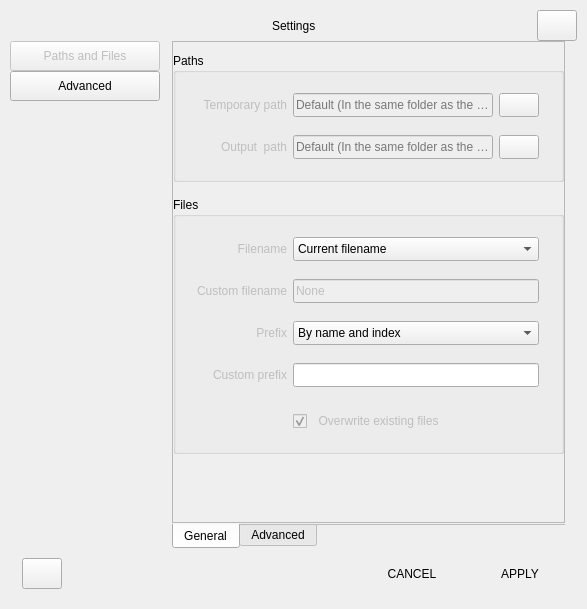
Above: app/settings.ui from CineEncoder/cine-encoder before the change. Below: the same form after it.
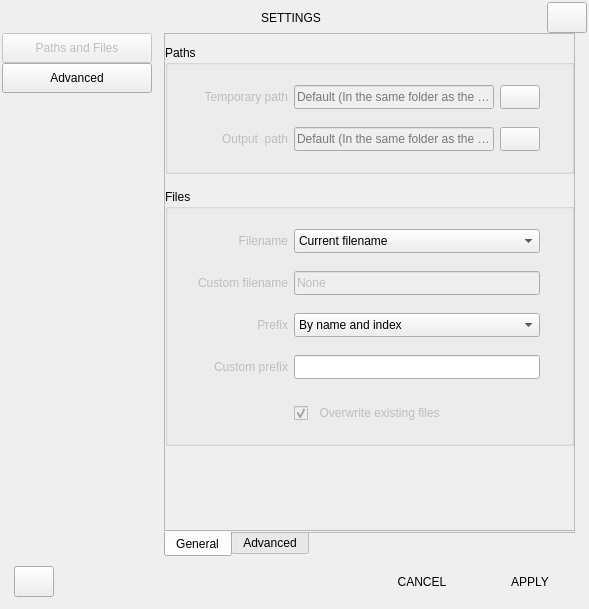
That is the form after the change. Icons and pictures are not drawn.

Diff of the .ui file:
```diff
--- a/app/settings.ui
+++ b/app/settings.ui
@@ -1,64 +1,42 @@
 <?xml version="1.0" encoding="UTF-8"?>
 <ui version="4.0">
  <class>Settings</class>
- <widget class="QDialog" name="Settings">
+ <widget class="QWidget" name="Settings">
   <property name="geometry">
    <rect>
     <x>0</x>
     <y>0</y>
-    <width>587</width>
+    <width>589</width>
     <height>609</height>
    </rect>
   </property>
-  <property name="minimumSize">
-   <size>
-    <width>587</width>
-    <height>500</height>
-   </size>
-  </property>
-  <property name="maximumSize">
-   <size>
-    <width>3840</width>
-    <height>2160</height>
-   </size>
-  </property>
-  <property name="cursor">
-   <cursorShape>ArrowCursor</cursorShape>
-  </property>
-  <property name="mouseTracking">
-   <bool>true</bool>
-  </property>
-  <property name="tabletTracking">
-   <bool>true</bool>
-  </property>
   <property name="windowTitle">
-   <string>Settings</string>
-  </property>
-  <property name="windowIcon">
-   <iconset resource="files.qrc">
-    <normaloff>:/resources/icons/svg/cine-encoder.svg</normaloff>:/resources/icons/svg/cine-encoder.svg</iconset>
-  </property>
-  <property name="locale">
-   <locale language="English" country="UnitedStates"/>
+   <string>SETTINGS</string>
   </property>
   <layout class="QGridLayout" name="gridLayout_2">
    <property name="leftMargin">
-    <number>9</number>
+    <number>1</number>
    </property>
    <property name="topMargin">
-    <number>9</number>
+    <number>1</number>
    </property>
    <property name="rightMargin">
-    <number>9</number>
+    <number>1</number>
    </property>
    <property name="bottomMargin">
-    <number>9</number>
+    <number>1</number>
    </property>
    <property name="spacing">
     <number>0</number>
    </property>
    <item row="0" column="0">
     <widget class="QWidget" name="widget_main" native="true">
+     <property name="minimumSize">
+      <size>
+       <width>587</width>
+       <height>500</height>
+      </size>
+     </property>
      <layout class="QGridLayout" name="gridLayout_3">
       <property name="leftMargin">
        <number>1</number>
@@ -1523,27 +1501,17 @@
             <property name="spacing">
              <number>0</number>
             </property>
-            <item row="1" column="4">
-             <spacer name="verticalSpacer_9">
-              <property name="orientation">
-               <enum>Qt::Vertical</enum>
-              </property>
-              <property name="sizeHint" stdset="0">
-               <size>
-                <width>20</width>
-                <height>10</height>
-               </size>
-              </property>
-             </spacer>
-            </item>
-            <item row="0" column="1">
+            <item row="0" column="2">
              <spacer name="horizontalSpacer_14">
               <property name="orientation">
                <enum>Qt::Horizontal</enum>
               </property>
+              <property name="sizeType">
+               <enum>QSizePolicy::Expanding</enum>
+              </property>
               <property name="sizeHint" stdset="0">
                <size>
-                <width>40</width>
+                <width>20</width>
                 <height>20</height>
                </size>
               </property>
@@ -1559,13 +1527,33 @@
               </property>
               <property name="sizeHint" stdset="0">
                <size>
-                <width>40</width>
+                <width>12</width>
                 <height>20</height>
                </size>
               </property>
              </spacer>
             </item>
-            <item row="0" column="4">
+            <item row="1" column="5">
+             <spacer name="verticalSpacer_9">
+              <property name="orientation">
+               <enum>Qt::Vertical</enum>
+              </property>
+              <property name="sizeHint" stdset="0">
+               <size>
+                <width>20</width>
+                <height>10</height>
+               </size>
+              </property>
+             </spacer>
+            </item>
+            <item row="0" column="3">
+             <widget class="QLabel" name="label_title">
+              <property name="text">
+               <string>SETTINGS</string>
+              </property>
+             </widget>
+            </item>
+            <item row="0" column="5">
              <widget class="QPushButton" name="closeWindow">
               <property name="enabled">
                <bool>true</bool>
@@ -1602,14 +1590,7 @@
               </property>
              </widget>
             </item>
-            <item row="0" column="2">
-             <widget class="QLabel" name="label_title">
-              <property name="text">
-               <string>Settings</string>
-              </property>
-             </widget>
-            </item>
-            <item row="0" column="3">
+            <item row="0" column="4">
              <spacer name="horizontalSpacer_15">
               <property name="orientation">
                <enum>Qt::Horizontal</enum>
@@ -1622,6 +1603,31 @@
               </property>
              </spacer>
             </item>
+            <item row="0" column="1">
+             <widget class="QLabel" name="label">
+              <property name="minimumSize">
+               <size>
+                <width>20</width>
+                <height>20</height>
+               </size>
+              </property>
+              <property name="maximumSize">
+               <size>
+                <width>20</width>
+                <height>20</height>
+               </size>
+              </property>
+              <property name="text">
+               <string/>
+              </property>
+              <property name="pixmap">
+               <pixmap resource="files.qrc">:/resources/icons/64x64/cine-encoder.png</pixmap>
+              </property>
+              <property name="scaledContents">
+               <bool>true</bool>
+              </property>
+             </widget>
+            </item>
            </layout>
           </widget>
          </item>
```
